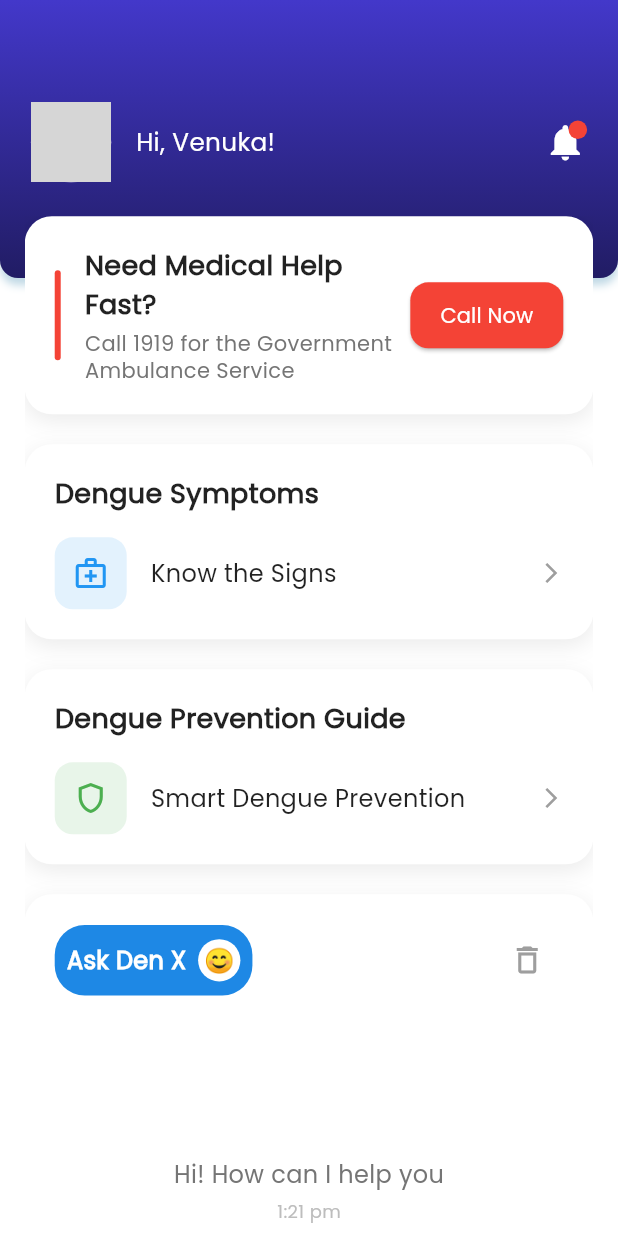
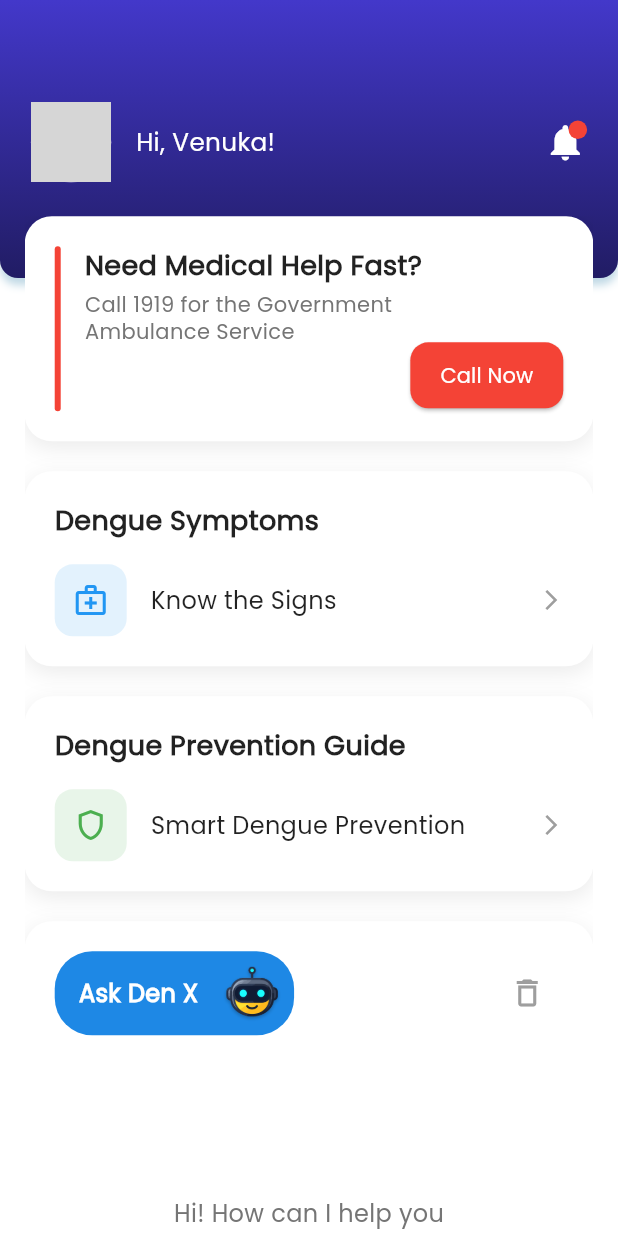
Before and after one commit to lkjlasitha/Coverage_DengueShield, a Flutter app: the InformScreen screen opened directly, on a phone screen of 412 x 824 dp. Run offline on Flutter 3.47's test engine with Material 3 defaults, Android fonts, the phone set to English and light mode, and no system bars; our stand-ins replace dotted_border, flutter_markdown, flutter_svg, google_maps_flutter, location, shared_preferences; accounts and stored records are empty; network calls fail; grey boxes are pictures that could not be loaded.

Commit message:
Enhance inform page with chat functionality and UI improvements

```diff
--- a/dengue_shield/lib/screens/main/inform_page.dart
+++ b/dengue_shield/lib/screens/main/inform_page.dart
@@ -3,6 +3,7 @@ import 'package:flutter/material.dart';
 import 'package:shared_preferences/shared_preferences.dart';
 import 'package:http/http.dart' as http;
 import 'package:flutter_markdown/flutter_markdown.dart';
+import 'package:flutter_svg/flutter_svg.dart';
 import 'dart:convert';
 
 class InformScreen extends StatefulWidget {
@@ -15,19 +16,31 @@ class InformScreen extends StatefulWidget {
 class _InformScreenState extends State<InformScreen> {
   final TextEditingController _messageController = TextEditingController();
   final ScrollController _chatScrollController = ScrollController();
+  final FocusNode _textFieldFocusNode = FocusNode();
   List<Map<String, dynamic>> _messages = [];
   bool _isLoading = false;
+  bool _isTextFieldFocused = false;
 
   @override
   void initState() {
     super.initState();
     _loadChatHistory();
+    _textFieldFocusNode.addListener(() {
+      setState(() {
+        _isTextFieldFocused = _textFieldFocusNode.hasFocus;
+      });
+      // Scroll to bottom when text field is focused
+      if (_textFieldFocusNode.hasFocus) {
+        _scrollToBottomDelayed();
+      }
+    });
   }
 
   @override
   void dispose() {
     _messageController.dispose();
     _chatScrollController.dispose();
+    _textFieldFocusNode.dispose();
     super.dispose();
   }
 
@@ -146,6 +159,21 @@ class _InformScreenState extends State<InformScreen> {
       }
     });
   }
+
+  void _scrollToBottomDelayed() {
+    // Add a slight delay to ensure the UI has updated after focus change
+    Future.delayed(Duration(milliseconds: 300), () {
+      WidgetsBinding.instance.addPostFrameCallback((_) {
+        if (_chatScrollController.hasClients) {
+          _chatScrollController.animateTo(
+            _chatScrollController.position.maxScrollExtent,
+            duration: const Duration(milliseconds: 500),
+            curve: Curves.easeInOut,
+          );
+        }
+      });
+    });
+  }
   @override
   Widget build(BuildContext context) {
     final double screenWidth = MediaQuery.of(context).size.width;
@@ -166,6 +194,7 @@ class _InformScreenState extends State<InformScreen> {
                   children: [
                     // Emergency Medical Help Card
                     Container(
+                      height:150,
                       decoration: BoxDecoration(
                         borderRadius: BorderRadius.circular(18),
                         color: Colors.white,
@@ -179,11 +208,13 @@ class _InformScreenState extends State<InformScreen> {
                       ),
                       child: Padding(
                         padding: const EdgeInsets.all(20),
-                        child: Row(
+                        child: Stack(
+                          children: [
+                            Row(
                               children: [
                                 Container(
                                   width: 4,
-                              height: 60,
+                                  height: 170,
                                   decoration: BoxDecoration(
                                     color: Colors.red,
                                     borderRadius: BorderRadius.circular(2),
@@ -214,7 +245,12 @@ class _InformScreenState extends State<InformScreen> {
                                     ],
                                   ),
                                 ),
-                            ElevatedButton(
+                              ],
+                            ),
+                            Positioned(
+                              bottom: 0,
+                              right: 0,
+                              child: ElevatedButton(
                                 onPressed: () {
                                   // Handle call action
                                 },
@@ -227,6 +263,7 @@ class _InformScreenState extends State<InformScreen> {
                                   padding: EdgeInsets.symmetric(horizontal: 20, vertical: 12),
                                 ),
                                 child: Text('Call Now'),
+                              ),
                             ),
                           ],
                         ),
@@ -396,10 +433,10 @@ class _InformScreenState extends State<InformScreen> {
                             child: Row(
                               children: [
                                 Container(
-                                  padding: EdgeInsets.all(8),
+                                  padding: EdgeInsets.symmetric(horizontal: 16, vertical: 8),
                                   decoration: BoxDecoration(
                                     color: Colors.blue.shade600,
-                                    borderRadius: BorderRadius.circular(20),
+                                    borderRadius: BorderRadius.circular(25),
                                   ),
                                   child: Row(
                                     mainAxisSize: MainAxisSize.min,
@@ -413,15 +450,12 @@ class _InformScreenState extends State<InformScreen> {
                                         ),
                                       ),
                                       SizedBox(width: 8),
-                                      Container(
-                                        padding: EdgeInsets.all(4),
-                                        decoration: BoxDecoration(
-                                          color: Colors.white,
-                                          shape: BoxShape.circle,
-                                        ),
-                                        child: Text(
-                                          '😊',
-                                          style: TextStyle(fontSize: 16),
+                                      Transform.translate(
+                                        offset: Offset(8, 0),
+                                        child: Image.asset(
+                                          'assets/icons/image.png',
+                                          width: 40,
+                                          height: 40,
                                         ),
                                       ),
                                     ],
@@ -459,7 +493,7 @@ class _InformScreenState extends State<InformScreen> {
 
                           // Chat messages
                           Container(
-                            height: 300,
+                            height: _isTextFieldFocused ? 500 : 300,
                             child: Column(
                               children: [
                                 // Messages list
@@ -584,6 +618,7 @@ class _InformScreenState extends State<InformScreen> {
                                       Expanded(
                                         child: TextField(
                                           controller: _messageController,
+                                          focusNode: _textFieldFocusNode,
                                           decoration: InputDecoration(
                                             hintText: 'What are the early warning signs of dengue fever?',
                                             hintStyle: TextStyle(color: Colors.grey[400], fontSize: 14),
```
Also changed, not shown: dengue_shield/assets/icons/image.png (added), dengue_shield/lib/screens/allPages/bookappointments.dart (added). Lines whose indentation alone changed are shown as unchanged.
